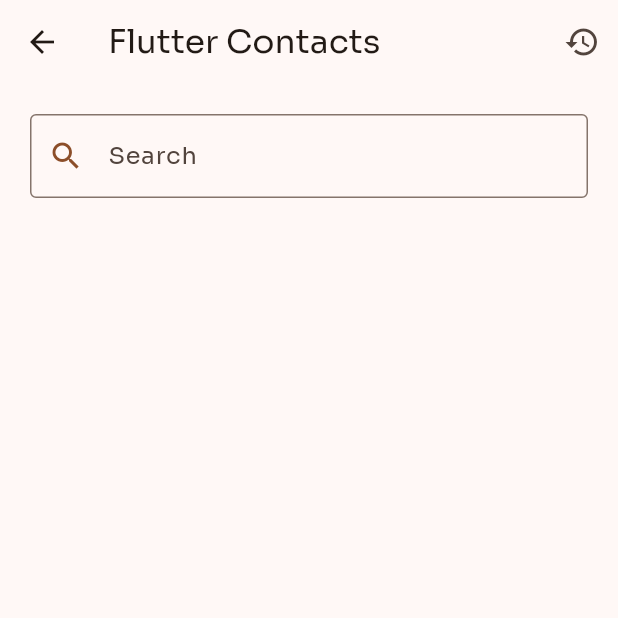
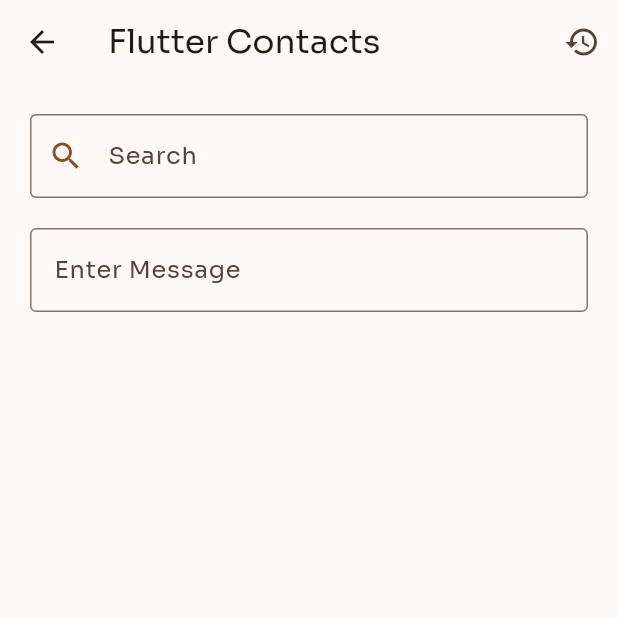
Before and after one commit to BittyShatto/final_project, a Flutter app: the MyContactsPage screen opened by its route, on a phone screen of 412 x 824 dp, the top half of it. Run offline on Flutter 3.47's test engine with Material 3 defaults, Android fonts, the phone set to English and light mode, and no system bars; our stand-ins replace contacts_service, firebase_auth, firebase_core, google_fonts, google_sign_in, permission_handler; accounts and stored records are empty.

Commit message:
final commit

```diff
--- a/lib/views/home.dart
+++ b/lib/views/home.dart
@@ -78,6 +78,8 @@ class _MyContactsPageState extends State<MyContactsPage> {
   List<Contact> contacts = [];
   List<Contact> contactsFiltered = [];
   TextEditingController _searchController = TextEditingController();
+  TextEditingController _messageController =
+      TextEditingController(); // Add message controller
 
   @override
   void initState() {
@@ -154,6 +156,15 @@ class _MyContactsPageState extends State<MyContactsPage> {
                 ),
               ),
             ),
+            SizedBox(height: 20), // Add some space
+            TextField(
+              // Add TextField for message input
+              controller: _messageController,
+              decoration: InputDecoration(
+                labelText: 'Enter Message',
+                border: OutlineInputBorder(),
+              ),
+            ),
             Expanded(
               child: buildContactList(isSearching),
             ),
@@ -219,7 +230,8 @@ class _MyContactsPageState extends State<MyContactsPage> {
                       icon: Icon(Icons.sms),
                       onPressed: () {
                         // Handle SMS button press
-                        launch('sms:+919188278975?body=Hello');
+                        launch(
+                            'sms:+919188278975?body=${_messageController.text}');
                       },
                     ),
                   ),
@@ -242,7 +254,7 @@ class _MyContactsPageState extends State<MyContactsPage> {
                       icon: Icon(Icons.message),
                       onPressed: () {
                         // Handle message button press
-                        openWhatsApp(context);
+                        openWhatsApp(context, _messageController.text);
                       },
                     ),
                   ),
--- a/lib/views/whatsapp.dart
+++ b/lib/views/whatsapp.dart
@@ -3,12 +3,12 @@ import 'dart:io';
 import 'package:flutter/material.dart';
 import 'package:url_launcher/url_launcher.dart';
 
-openWhatsApp(BuildContext context) async {
-  var whatsapp = "+919188278975";
+openWhatsApp(BuildContext context, String message) async {
+  var whatsapp = "+919747727283";
   var whatsappWebURL =
-      "https://web.whatsapp.com/send?phone=$whatsapp&text=${Uri.parse("hello Dona!What are you doing")}";
+      "https://web.whatsapp.com/send?phone=$whatsapp&text=${Uri.parse(message)}";
   var whatsappURL_android =
-      "http://api.whatsapp.com/send?phone=$whatsapp&text=hello Dona!What are you doing";
+      "http://api.whatsapp.com/send?phone=$whatsapp&text=$message";
 
   try {
     if (Platform.isIOS) {
```
